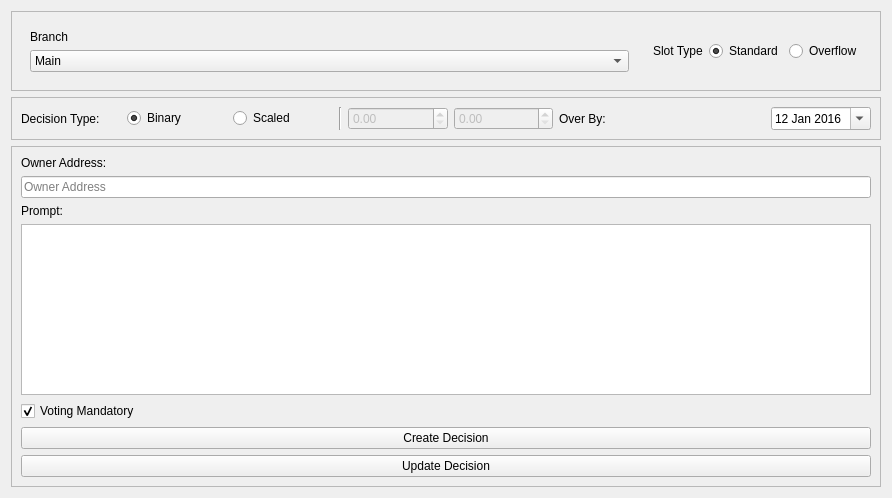
Above: src/qt/forms/decisioncreationwidget.ui from brishtiteveja/truthcoin-cpp before the change. Below: the same form after it.
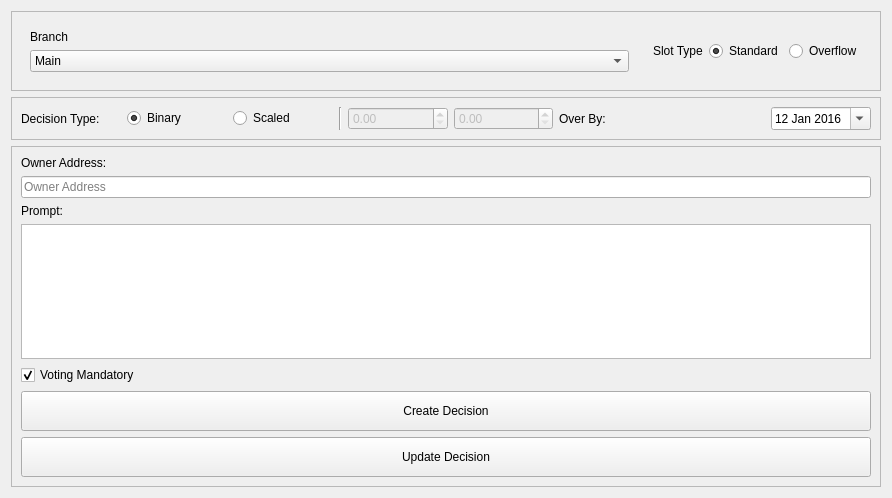
That is the form after the change.

The edit to the form file:
```diff
--- a/src/qt/forms/decisioncreationwidget.ui
+++ b/src/qt/forms/decisioncreationwidget.ui
@@ -245,6 +245,12 @@
       </item>
       <item>
        <widget class="QPushButton" name="pushButtonCreateDecision">
+        <property name="minimumSize">
+         <size>
+          <width>0</width>
+          <height>40</height>
+         </size>
+        </property>
         <property name="text">
          <string>Create Decision</string>
         </property>
@@ -252,6 +258,12 @@
       </item>
       <item>
        <widget class="QPushButton" name="pushButtonUpdateDecision">
+        <property name="minimumSize">
+         <size>
+          <width>0</width>
+          <height>40</height>
+         </size>
+        </property>
         <property name="text">
          <string>Update Decision</string>
         </property>
```
